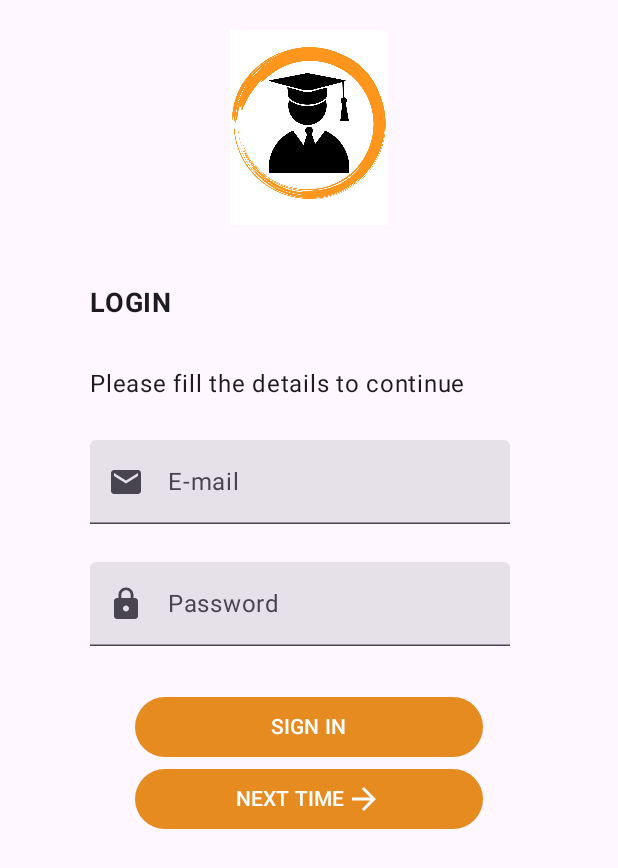
After one commit to ISIS3510-202410-Team14/Android-Kotlin, an Android app built with Jetpack Compose: the composable SignupContent shown on its own in the app's theme, on a phone screen of 412 x 824 dp. The commit adds this screen. Shown: the top 868 px of the screen. Run offline under Robolectric (Android 15) with nearby library versions, the phone set to English and light mode, and no system bars.

Commit message:
avances registro

```diff
--- a/app/src/main/java/com/optic/moveon/presentation/navigation/AppNavigation.kt
+++ b/app/src/main/java/com/optic/moveon/presentation/navigation/AppNavigation.kt
@@ -20,7 +20,7 @@ fun AppNavigation(navController: NavHostController) {
         }
 
         composable(route = AppScreen.Signup.route){
-            SignupScreen()
+            SignupScreen(navController)
         }
 
     }
--- /dev/null
+++ b/app/src/main/java/com/optic/moveon/presentation/screens/signUp/components/SignupContent.kt
@@ -0,0 +1,126 @@
+package com.optic.moveon.presentation.screens.signUp.components
+
+import androidx.compose.foundation.Image
+import androidx.compose.foundation.clickable
+import androidx.compose.foundation.layout.Column
+import androidx.compose.foundation.layout.Row
+import androidx.compose.foundation.layout.Spacer
+import androidx.compose.foundation.layout.fillMaxWidth
+import androidx.compose.foundation.layout.height
+import androidx.compose.foundation.layout.padding
+import androidx.compose.foundation.layout.width
+import androidx.compose.material.icons.Icons
+import androidx.compose.material.icons.filled.Email
+import androidx.compose.material.icons.filled.Lock
+import androidx.compose.material3.Button
+import androidx.compose.material3.Card
+import androidx.compose.material3.CardDefaults
+import androidx.compose.material3.MaterialTheme
+import androidx.compose.material3.Text
+import androidx.compose.runtime.Composable
+import androidx.compose.runtime.mutableStateOf
+import androidx.compose.runtime.*
+import androidx.compose.ui.Alignment
+import androidx.compose.ui.Modifier
+import androidx.compose.ui.graphics.Color
+import androidx.compose.ui.res.painterResource
+import androidx.compose.ui.text.font.FontWeight
+import androidx.compose.ui.text.input.KeyboardType
+import androidx.compose.ui.tooling.preview.Preview
+import androidx.compose.ui.unit.dp
+import androidx.compose.ui.unit.sp
+import androidx.navigation.NavController
+import androidx.navigation.NavHostController
+import androidx.navigation.compose.rememberNavController
+import com.optic.moveon.R
+import com.optic.moveon.presentation.components.DefaultButton
+import com.optic.moveon.presentation.components.DefaultTextField
+import com.optic.moveon.presentation.navigation.AppScreen
+import com.optic.moveon.presentation.ui.theme.MoveOnTheme
+
+@Composable
+fun SignupContent(navController: NavHostController){
+    Column (
+        modifier = Modifier
+            .fillMaxWidth(),
+        horizontalAlignment = Alignment.CenterHorizontally
+    )
+    {
+        Spacer(modifier = Modifier.height(20.dp))
+        Image(
+            modifier = Modifier.height(130.dp),
+            painter = painterResource(id = R.drawable.user),
+            contentDescription = "Logo de la aplicación"
+        )
+        Spacer(modifier = Modifier.height(20.dp))
+        CardForm()
+        Spacer(modifier = Modifier.height(20.dp))
+
+
+    }
+}
+@Composable
+fun CardForm(){
+    var email by remember {
+        mutableStateOf("")
+    }
+    var password by remember {
+        mutableStateOf("")
+    }
+    Card(
+        modifier = Modifier.padding(start = 40.dp, end = 40.dp),
+        colors = CardDefaults.cardColors(
+            containerColor = Color.Transparent
+        )
+    ) {
+
+        Column(
+            modifier = Modifier.padding(horizontal = 20.dp)
+        ) {
+            Text(
+                modifier = Modifier.padding(top = 20.dp),
+                text = "LOGIN",
+                fontSize = 18.sp,
+                fontWeight = FontWeight.Bold
+            )
+            Spacer(modifier = Modifier.height(30.dp))
+            Text(
+                text = "Please fill the details to continue"
+            )
+            DefaultTextField(modifier = Modifier.padding(top = 25.dp),
+                value = email,
+                onValueChange = {email = it},
+                label = "E-mail",
+                icon = Icons.Default.Email,
+                keyboardType = KeyboardType.Email)
+            DefaultTextField(modifier = Modifier.padding(top = 25.dp),
+                value = password,
+                onValueChange = {password = it},
+                label = "Password",
+                icon = Icons.Default.Lock,
+                hideText = true)
+            Spacer(modifier = Modifier.height(30.dp))
+            Button(
+                modifier = Modifier
+                    .fillMaxWidth()
+                    .padding(horizontal = 30.dp),
+                onClick = {  }
+            ) {
+
+                Text(text = "SIGN IN")
+            }
+            DefaultButton(text = "NEXT TIME",
+                onClick = { /*TODO*/ },
+                color = MaterialTheme.colorScheme.primary)
+        }
+    }
+}
+
+
+@Preview(showBackground = true, showSystemUi = true)
+@Composable
+fun DefaultPreview() {
+    MoveOnTheme {
+        SignupContent(rememberNavController())
+    }
+}
```
Also changed, not shown: app/src/main/java/com/optic/moveon/presentation/components/DefaultTopBar.kt (added, +52 -0 lines), app/src/main/java/com/optic/moveon/presentation/screens/signUp/SignupScreen.kt (+31 -2 lines), app/src/main/res/drawable/user.png (added).
